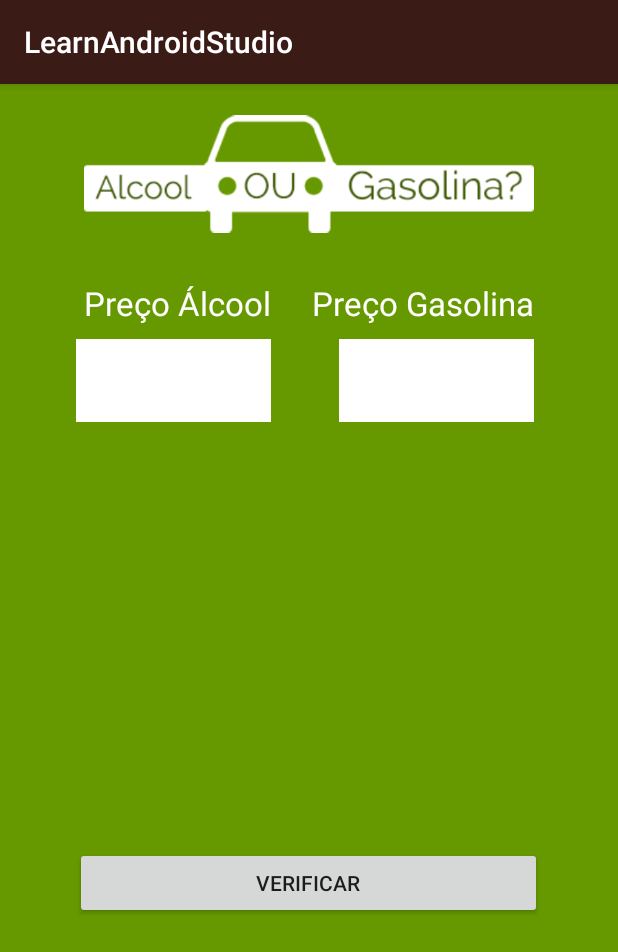
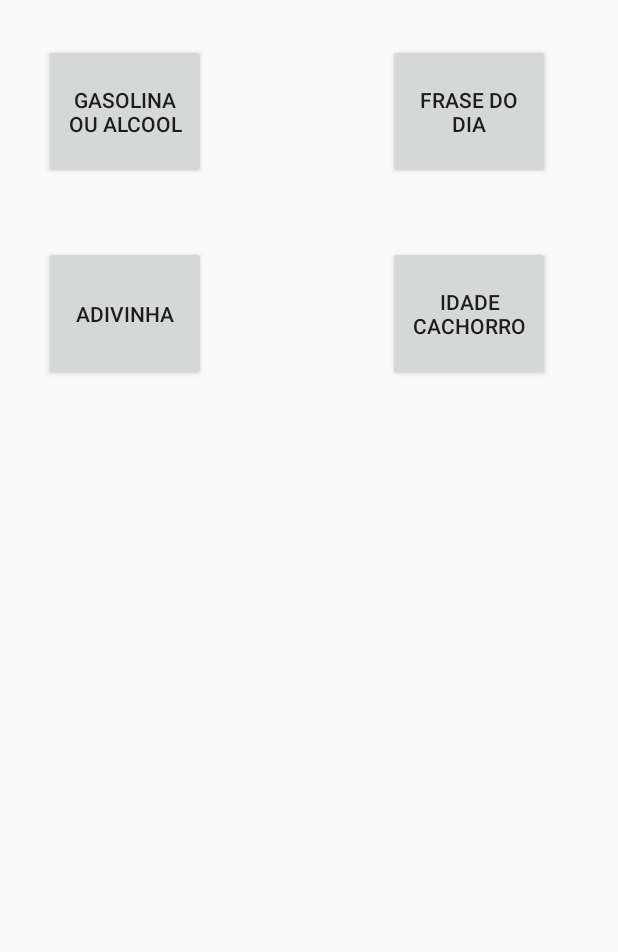
Before and after one commit to alexolirib/LearnAndroidStudio, an Android app: the screen it shows after launch (MainActivity), on a phone screen of 412 x 824 dp. Shown: the top 952 px of the screen. Run offline under Robolectric (Android 15) with nearby library versions, the light colour scheme and no system bars.

Commit message:
doing navigation between the app that was created

```diff
--- a/app/src/main/AndroidManifest.xml
+++ b/app/src/main/AndroidManifest.xml
@@ -16,6 +16,10 @@
                 <category android:name="android.intent.category.LAUNCHER" />
             </intent-filter>
         </activity>
+        <activity android:name=".AlcoolOuGasolinaActivity" />
+        <activity android:name=".AdivinhaNumActivity" />
+        <activity android:name=".FrasesDoDiaActivity" />
+        <activity android:name=".IdadeCachorroActivity"></activity>
     </application>
 
 </manifest>
--- a/app/src/main/java/learnandroidstudio/studio/alexo/learnandroidstudio/MainActivity.java
+++ b/app/src/main/java/learnandroidstudio/studio/alexo/learnandroidstudio/MainActivity.java
@@ -1,132 +1,92 @@
 package learnandroidstudio.studio.alexo.learnandroidstudio;
 
-import android.support.v7.app.AppCompatActivity;
+import android.app.Activity;
+import android.content.Intent;
 import android.os.Bundle;
 import android.view.View;
 import android.widget.Button;
-import android.widget.EditText;
-import android.widget.TextView;
+import android.widget.Toast;
 
-import java.util.Random;
+public class MainActivity extends Activity {
 
-public class MainActivity extends AppCompatActivity {
-
-//    private Button btnJogar;
-//    private TextView lblResult;
-
-    //nova frase dia
-    /*private TextView lblNovaFrase;
-    private Button botaoNovaFrase;
-    private String[] frases = {
-            "Você pode, você é capaz",
-            "Se você traçar metas absurdamente altas e falhar, seu fracasso será muito melhor que o sucesso de todos\" – James Cameron, cineasta",
-            "O sucesso normalmente vem para quem está ocupado demais para procurar por ele",
-            "A vida é melhor para aqueles que fazem o possível para ter o melhor",
-            "Os empreendedores falham, em média, 3,8 vezes antes do sucesso final. O que separa os bem-sucedidos dos outros é a persistência"};*/
-    //idade do cachorro
-
-   /* private EditText txtIdadeCachorro;
-    private Button btnCalcularIdade;
-    private TextView resultadoIdade;*/
-
-    //preço gasolina ou alcool
-
-   private EditText txtAlcool;
-   private EditText txtGasolina;
-   private Button btnVerificaPreco;
-   private TextView lblResultado;
+    private Button btnAbrirGasolinaOuAlcool;
+    private Button btnAbrirCachorro;
+    private Button btnAbrirFraseDoDia;
+    private Button btnAbrirAdivinha;
 
     @Override
     protected void onCreate(Bundle savedInstanceState) {
         super.onCreate(savedInstanceState);
-//        setContentView(R.layout.activity_main);
-       // setContentView(R.layout.activity_adivinha);
-        //setContentView(R.layout.activity_frasedodia);
-       // setContentView(R.layout.activity_idadecachorro);
-        setContentView(R.layout.gasolinaoualcool);
+        setContentView(R.layout.activity_main);
 
-        //preço gasolina ou alcool
-        txtAlcool = findViewById(R.id.txtPrecoAlcoolId);
-        txtGasolina = findViewById(R.id.txtPrecoGasolinaId);
-        btnVerificaPreco = findViewById(R.id.btnVerificaPrecoId);
-        lblResultado = findViewById(R.id.lblResultadoPrecoId);
+        //makeText(contexto(onde será exibido), mensagem, duração)
+        Toast.makeText(getApplicationContext(), "onCreate metodo chamado", Toast.LENGTH_SHORT).show();
 
-        btnVerificaPreco.setOnClickListener(new View.OnClickListener() {
+        btnAbrirGasolinaOuAlcool = findViewById(R.id.btnAbrirAlcoolId);
+        btnAbrirCachorro = findViewById(R.id.btnAbrirCachorroId);
+        btnAbrirFraseDoDia = findViewById(R.id.btnAbrirFraseId);
+        btnAbrirAdivinha = findViewById(R.id.btnAbrirAdivinha);
+
+
+        btnAbrirGasolinaOuAlcool.setOnClickListener(new View.OnClickListener() {
             @Override
             public void onClick(View v) {
-                String textoAlcool = txtAlcool.getText().toString();
-                String textoGasolina = txtGasolina.getText().toString();
-
-                Double valorAlcool = Double.parseDouble(textoAlcool);
-                Double valorGasolina = Double.parseDouble(textoGasolina);
-
-                //verifica alcool / gasolina
-                double resultado = valorAlcool / valorGasolina;
-                // + 0.7 gasolina
-                if(resultado >= 0.7){
-                    lblResultado.setText("É melhor usar gasolina");
-                }else{
-                    lblResultado.setText("É melhor usar Alcool");
-                }
-
+                //serve ir para um Activity para outro(primeiro de onde vou e o outro onde quero ir)
+                startActivity(new Intent(MainActivity.this, AlcoolOuGasolinaActivity.class));
             }
         });
 
-        //idade do cachorro
-
-        /*txtIdadeCachorro = findViewById(R.id.txtIdadeCachorroId);
-        btnCalcularIdade = findViewById(R.id.btnDescobrirIdadeId);
-        resultadoIdade = findViewById(R.id.lblIdadeHumanoId);
-
-        btnCalcularIdade.setOnClickListener(new View.OnClickListener() {
+        btnAbrirCachorro.setOnClickListener(new View.OnClickListener() {
             @Override
             public void onClick(View v) {
+                startActivity(new Intent(MainActivity.this, IdadeCachorroActivity.class));
+            }
+        });
 
-                //recuperar que foi digitado
-                String idadeCachorro = txtIdadeCachorro.getText().toString();
+        btnAbrirFraseDoDia.setOnClickListener(new View.OnClickListener() {
+            @Override
+            public void onClick(View v) {
+                startActivity(new Intent(MainActivity.this, FrasesDoDiaActivity.class));
+            }
+        });
 
-                if(idadeCachorro.isEmpty()){
-                    //string vazia(Erro)
-                    resultadoIdade.setText("nenhuma texto digitado");
-                }else{
-                    int valorDigitado = Integer.parseInt(idadeCachorro);
-                    resultadoIdade.setText("Idade do cachorro em anos humanos é: " + valorDigitado*7 + " anos" );
-                    txtIdadeCachorro.setText("");
-                }
-
+        btnAbrirAdivinha.setOnClickListener(new View.OnClickListener() {
+            @Override
+            public void onClick(View v) {
+                startActivity(new Intent(MainActivity.this, AdivinhaNumActivity.class));
             }
-        });*/
+        });
 
 
-        //adivinha
-//
-//        btnJogar = findViewById(R.id.btnJogarId);
-//        lblResult = findViewById(R.id.lblResultId);
+    }
 
-//        lblResult.setText("troquei o valor");
-       /* btnJogar.setOnClickListener(new View.OnClickListener() {
-            @Override
-            public void onClick(View v) {
-                //gerar numero randomico
+    /*@Override
+    protected void onStart() {
+        super.onStart();
+        Toast.makeText(getApplicationContext(), "onStart metodo chamado", Toast.LENGTH_SHORT).show();
+    }
 
-                Random randomico = new Random();
-                int numeroAleatorio = randomico.nextInt(10);
-                lblResult.setText("Número escolhido: " + numeroAleatorio);
-                //lblResult.setText("Texto alterado");
-            }
-        });*/
+    @Override
+    protected void onRestart() {
+        super.onRestart();
+        Toast.makeText(getApplicationContext(), "onRestart metodo chamado", Toast.LENGTH_SHORT).show();
+    }
 
-        //nova frase do dia
-        /*lblNovaFrase = findViewById(R.id.textoNovaFraseId);
-        botaoNovaFrase = findViewById(R.id.btnNovaFraseId);
+    @Override
+    protected void onResume() {
+        super.onResume();
+        Toast.makeText(getApplicationContext(), "onResume metodo chamado", Toast.LENGTH_SHORT).show();
+    }
 
-        botaoNovaFrase.setOnClickListener(new View.OnClickListener() {
-            @Override
-            public void onClick(View v) {
-                Random randomico = new Random();
-                int numAleatorio = randomico.nextInt(frases.length);
-                lblNovaFrase.setText(frases[numAleatorio]);
-            }
-        });*/
+    @Override
+    protected void onPause() {
+        super.onPause();
+        Toast.makeText(getApplicationContext(), "onPause metodo chamado", Toast.LENGTH_SHORT).show();
     }
+
+    @Override
+    protected void onDestroy() {
+        super.onDestroy();
+        Toast.makeText(getApplicationContext(), "onDestroy metodo chamado", Toast.LENGTH_SHORT).show();
+    }*/
 }
--- a/app/src/main/res/layout/gasolinaoualcool.xml
+++ b/app/src/main/res/layout/activity_gasolinaoualcool.xml
@@ -5,22 +5,13 @@
     android:layout_height="match_parent"
     android:background="@android:color/holo_green_dark">
 
-    <ImageView
-        android:id="@+id/imageView2"
-        android:layout_width="300dp"
-        android:layout_height="81dp"
-        android:layout_alignParentTop="true"
-        android:layout_centerHorizontal="true"
-        android:layout_marginTop="19dp"
-        app:srcCompat="@drawable/logo" />
-
     <TextView
         android:id="@+id/textView"
-        android:layout_width="wrap_content"
+        android:layout_width="139dp"
         android:layout_height="wrap_content"
         android:layout_alignParentTop="true"
-        android:layout_alignStart="@+id/imageView2"
-        android:layout_marginTop="131dp"
+        android:layout_alignStart="@+id/txtPrecoGasolinaId"
+        android:layout_marginTop="127dp"
         android:text="Preço Álcool"
         android:textColor="@color/cor_desc"
         android:textSize="@dimen/text_medio" />
@@ -29,17 +20,18 @@
         android:id="@+id/textView3"
         android:layout_width="wrap_content"
         android:layout_height="wrap_content"
-        android:layout_alignEnd="@+id/imageView2"
+        android:layout_alignParentEnd="true"
         android:layout_alignTop="@+id/textView"
+        android:layout_marginEnd="27dp"
+        android:text="Preço Gasolina"
         android:textColor="@color/cor_desc"
-        android:textSize="@dimen/text_medio"
-        android:text="Preço Gasolina" />
+        android:textSize="@dimen/text_medio" />
 
     <EditText
         android:id="@+id/txtPrecoGasolinaId"
         android:layout_width="130dp"
         android:layout_height="wrap_content"
-        android:layout_alignEnd="@+id/imageView2"
+        android:layout_alignStart="@+id/btnVerificaPrecoId"
         android:layout_alignTop="@+id/txtPrecoAlcoolId"
         android:background="#Fff"
         android:ems="10"
@@ -50,7 +42,7 @@
         android:id="@+id/txtPrecoAlcoolId"
         android:layout_width="130dp"
         android:layout_height="wrap_content"
-        android:layout_alignEnd="@+id/textView"
+        android:layout_alignEnd="@+id/btnVerificaPrecoId"
         android:layout_alignParentTop="true"
         android:layout_marginTop="170dp"
         android:background="#Fff"
@@ -76,4 +68,14 @@
         android:layout_marginBottom="142dp"
         android:textColor="@color/cor_desc"
         android:textSize="@dimen/text_medio" />
+
+    <ImageView
+        android:id="@+id/imageView2"
+        android:layout_width="300dp"
+        android:layout_height="81dp"
+        android:layout_alignParentTop="true"
+        android:layout_centerHorizontal="true"
+        android:layout_marginTop="24dp"
+        app:srcCompat="@drawable/logo" />
+
 </android.widget.RelativeLayout>
--- a/app/src/main/res/layout/activity_main.xml
+++ b/app/src/main/res/layout/activity_main.xml
@@ -6,24 +6,40 @@
     android:layout_height="match_parent"
     tools:context=".MainActivity">
 
-    <TextView
-        android:layout_width="wrap_content"
-        android:layout_height="wrap_content"
-        android:text="Hello World!"
-        app:layout_constraintBottom_toBottomOf="parent"
-        app:layout_constraintHorizontal_bias="0.233"
-        app:layout_constraintLeft_toLeftOf="parent"
-        app:layout_constraintRight_toRightOf="parent"
-        app:layout_constraintTop_toTopOf="parent"
-        app:layout_constraintVertical_bias="0.117" />
+    <Button
+        android:id="@+id/btnAbrirCachorroId"
+        android:layout_width="@dimen/widthBtnMain"
+        android:layout_height="@dimen/heightBtnMain"
+        android:layout_alignParentEnd="true"
+        android:layout_alignTop="@+id/btnAbrirAdivinha"
+        android:layout_marginEnd="45dp"
+        android:text="IDADE CACHORRO" />
 
     <Button
-        android:id="@+id/button"
-        android:layout_width="wrap_content"
-        android:layout_height="wrap_content"
-        android:layout_alignParentBottom="true"
-        android:layout_centerHorizontal="true"
-        android:layout_marginBottom="208dp"
-        android:text="Button" />
+        android:id="@+id/btnAbrirAdivinha"
+        android:layout_width="@dimen/widthBtnMain"
+        android:layout_height="@dimen/heightBtnMain"
+        android:layout_alignParentTop="true"
+        android:layout_alignStart="@+id/btnAbrirAlcoolId"
+        android:layout_marginTop="164dp"
+        android:text="ADIVINHA" />
+
+    <Button
+        android:id="@+id/btnAbrirFraseId"
+        android:layout_width="@dimen/widthBtnMain"
+        android:layout_height="@dimen/heightBtnMain"
+        android:layout_alignStart="@+id/btnAbrirCachorroId"
+        android:layout_alignTop="@+id/btnAbrirAlcoolId"
+        android:text="Frase do dia" />
+
+    <Button
+        android:id="@+id/btnAbrirAlcoolId"
+        android:layout_width="@dimen/widthBtnMain"
+        android:layout_height="@dimen/heightBtnMain"
+        android:layout_alignParentStart="true"
+        android:layout_alignParentTop="true"
+        android:layout_marginStart="29dp"
+        android:layout_marginTop="29dp"
+        android:text="GASOLINA OU ALCOOL" />
 
 </android.widget.RelativeLayout>
--- a/app/src/main/res/values/dimens.xml
+++ b/app/src/main/res/values/dimens.xml
@@ -3,4 +3,6 @@
     <dimen name="tamanho_default">20sp</dimen>
     <dimen name="text_large">35sp</dimen>
     <dimen name="text_medio">22sp</dimen>
+    <dimen name="widthBtnMain">108dp</dimen>
+    <dimen name="heightBtnMain" >90dp</dimen>
 </resources>
```
Also changed, not shown: app/src/main/java/learnandroidstudio/studio/alexo/learnandroidstudio/AdivinhaNumActivity.java (added, +41 -0 lines), app/src/main/java/learnandroidstudio/studio/alexo/learnandroidstudio/AlcoolOuGasolinaActivity.java (added, +51 -0 lines), app/src/main/java/learnandroidstudio/studio/alexo/learnandroidstudio/FrasesDoDiaActivity.java (added, +43 -0 lines), app/src/main/java/learnandroidstudio/studio/alexo/learnandroidstudio/IdadeCachorroActivity.java (added, +46 -0 lines).
